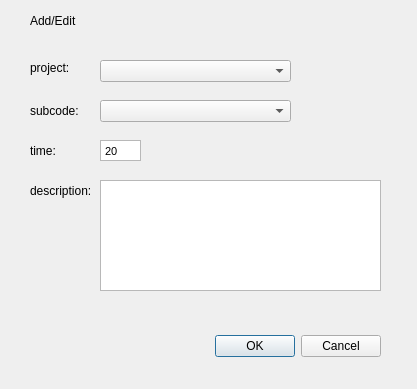
Before: the Qt Designer form Lab 1/Time_Reporting_System/entrydialog.ui in Maciekxdabu/egui21z-domanski-maciej, drawn with Qt 5.
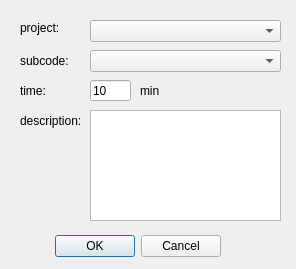
After: the same form once the commit is applied.

```diff
--- a/Lab 1/Time_Reporting_System/entrydialog.ui
+++ b/Lab 1/Time_Reporting_System/entrydialog.ui
@@ -6,8 +6,8 @@
    <rect>
     <x>0</x>
     <y>0</y>
-    <width>417</width>
-    <height>389</height>
+    <width>296</width>
+    <height>269</height>
    </rect>
   </property>
   <property name="windowTitle">
@@ -16,9 +16,9 @@
   <widget class="QDialogButtonBox" name="buttonBox">
    <property name="geometry">
     <rect>
-     <x>40</x>
-     <y>330</y>
-     <width>341</width>
+     <x>50</x>
+     <y>230</y>
+     <width>171</width>
      <height>32</height>
     </rect>
    </property>
@@ -32,8 +32,8 @@
   <widget class="QComboBox" name="comboBox">
    <property name="geometry">
     <rect>
-     <x>100</x>
-     <y>60</y>
+     <x>90</x>
+     <y>20</y>
      <width>191</width>
      <height>22</height>
     </rect>
@@ -42,8 +42,8 @@
   <widget class="QLabel" name="label">
    <property name="geometry">
     <rect>
-     <x>30</x>
-     <y>60</y>
+     <x>20</x>
+     <y>20</y>
      <width>47</width>
      <height>16</height>
     </rect>
@@ -55,8 +55,8 @@
   <widget class="QLabel" name="label_2">
    <property name="geometry">
     <rect>
-     <x>30</x>
-     <y>100</y>
+     <x>20</x>
+     <y>50</y>
      <width>51</width>
      <height>21</height>
     </rect>
@@ -68,8 +68,8 @@
   <widget class="QLabel" name="label_3">
    <property name="geometry">
     <rect>
-     <x>30</x>
-     <y>140</y>
+     <x>20</x>
+     <y>80</y>
      <width>51</width>
      <height>21</height>
     </rect>
@@ -81,8 +81,8 @@
   <widget class="QLabel" name="label_4">
    <property name="geometry">
     <rect>
-     <x>30</x>
-     <y>180</y>
+     <x>20</x>
+     <y>110</y>
      <width>61</width>
      <height>21</height>
     </rect>
@@ -94,8 +94,8 @@
   <widget class="QComboBox" name="comboBox_2">
    <property name="geometry">
     <rect>
-     <x>100</x>
-     <y>100</y>
+     <x>90</x>
+     <y>50</y>
      <width>191</width>
      <height>22</height>
     </rect>
@@ -104,35 +104,9 @@
   <widget class="QTextEdit" name="usernameText">
    <property name="geometry">
     <rect>
-     <x>100</x>
-     <y>140</y>
-     <width>41</width>
-     <height>21</height>
-    </rect>
-   </property>
-   <property name="verticalScrollBarPolicy">
-    <enum>Qt::ScrollBarAlwaysOff</enum>
-   </property>
-   <property name="horizontalScrollBarPolicy">
-    <enum>Qt::ScrollBarAlwaysOff</enum>
-   </property>
-   <property name="lineWrapMode">
-    <enum>QTextEdit::NoWrap</enum>
-   </property>
-   <property name="html">
-    <string>&lt;!DOCTYPE HTML PUBLIC &quot;-//W3C//DTD HTML 4.0//EN&quot; &quot;http://www.w3.org/TR/REC-html40/strict.dtd&quot;&gt;
-&lt;html&gt;&lt;head&gt;&lt;meta name=&quot;qrichtext&quot; content=&quot;1&quot; /&gt;&lt;style type=&quot;text/css&quot;&gt;
-p, li { white-space: pre-wrap; }
-&lt;/style&gt;&lt;/head&gt;&lt;body style=&quot; font-family:'MS Shell Dlg 2'; font-size:8.25pt; font-weight:400; font-style:normal;&quot;&gt;
-&lt;p style=&quot; margin-top:0px; margin-bottom:0px; margin-left:0px; margin-right:0px; -qt-block-indent:0; text-indent:0px;&quot;&gt;20&lt;/p&gt;&lt;/body&gt;&lt;/html&gt;</string>
-   </property>
-  </widget>
-  <widget class="QTextEdit" name="textEdit">
-   <property name="geometry">
-    <rect>
-     <x>100</x>
-     <y>180</y>
-     <width>281</width>
+     <x>90</x>
+     <y>110</y>
+     <width>191</width>
      <height>111</height>
     </rect>
    </property>
@@ -140,14 +114,30 @@
   <widget class="QLabel" name="mainLabel">
    <property name="geometry">
     <rect>
-     <x>30</x>
-     <y>10</y>
-     <width>71</width>
+     <x>140</x>
+     <y>80</y>
+     <width>47</width>
      <height>21</height>
     </rect>
    </property>
    <property name="text">
-    <string>Add/Edit</string>
+    <string>min</string>
+   </property>
+  </widget>
+  <widget class="QLineEdit" name="timeLine">
+   <property name="geometry">
+    <rect>
+     <x>90</x>
+     <y>80</y>
+     <width>41</width>
+     <height>21</height>
+    </rect>
+   </property>
+   <property name="inputMask">
+    <string>D0000</string>
+   </property>
+   <property name="text">
+    <string>10</string>
    </property>
   </widget>
  </widget>
```
Left out of the diff: 10 changed lines with no effect on the pictures.
